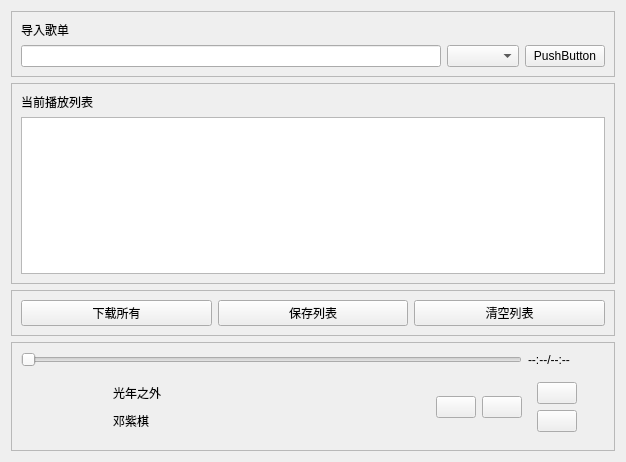
Before: the Qt Designer form Android/MDmusic/play.ui in zhaomangang/MusicDownland, drawn with Qt 5.
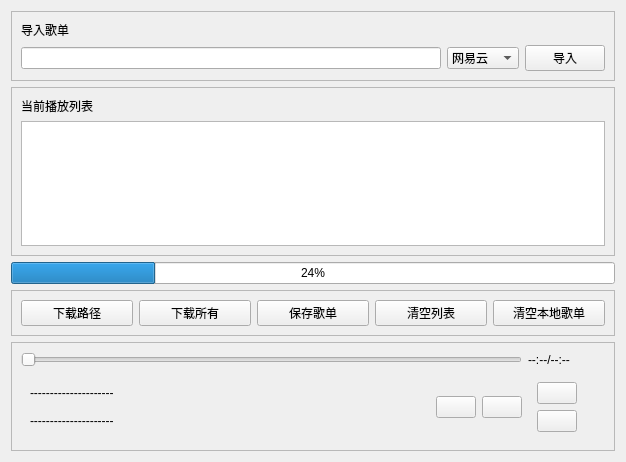
After: the same form once the commit is applied. Icons and pictures are not drawn.

What changed in the file:
```diff
--- a/Android/MDmusic/play.ui
+++ b/Android/MDmusic/play.ui
@@ -10,6 +10,12 @@
     <height>462</height>
    </rect>
   </property>
+  <property name="sizePolicy">
+   <sizepolicy hsizetype="Expanding" vsizetype="Expanding">
+    <horstretch>0</horstretch>
+    <verstretch>0</verstretch>
+   </sizepolicy>
+  </property>
   <property name="windowTitle">
    <string>Form</string>
   </property>
@@ -35,12 +41,28 @@
       <item row="1" column="2">
        <widget class="QPushButton" name="pushButton_2">
         <property name="text">
-         <string>PushButton</string>
+         <string>导入</string>
         </property>
        </widget>
       </item>
       <item row="1" column="1">
-       <widget class="QComboBox" name="comboBox"/>
+       <widget class="QComboBox" name="comboBox">
+        <item>
+         <property name="text">
+          <string>网易云</string>
+         </property>
+        </item>
+        <item>
+         <property name="text">
+          <string>QQ音乐</string>
+         </property>
+        </item>
+        <item>
+         <property name="text">
+          <string/>
+         </property>
+        </item>
+       </widget>
       </item>
       <item row="0" column="0">
        <widget class="QLabel" name="label">
@@ -117,8 +139,27 @@
      </layout>
     </widget>
    </item>
+   <item>
+    <widget class="QProgressBar" name="progressBar">
+     <property name="sizePolicy">
+      <sizepolicy hsizetype="Ignored" vsizetype="Fixed">
+       <horstretch>0</horstretch>
+       <verstretch>0</verstretch>
+      </sizepolicy>
+     </property>
+     <property name="value">
+      <number>24</number>
+     </property>
+    </widget>
+   </item>
    <item>
     <widget class="QFrame" name="frame_3">
+     <property name="sizePolicy">
+      <sizepolicy hsizetype="Minimum" vsizetype="Preferred">
+       <horstretch>0</horstretch>
+       <verstretch>0</verstretch>
+      </sizepolicy>
+     </property>
      <property name="frameShape">
       <enum>QFrame::StyledPanel</enum>
      </property>
@@ -126,24 +167,68 @@
       <enum>QFrame::Raised</enum>
      </property>
      <layout class="QGridLayout" name="gridLayout_3">
-      <item row="0" column="2">
+      <item row="0" column="3">
        <widget class="QPushButton" name="pushButton_5">
+        <property name="sizePolicy">
+         <sizepolicy hsizetype="Minimum" vsizetype="Fixed">
+          <horstretch>0</horstretch>
+          <verstretch>0</verstretch>
+         </sizepolicy>
+        </property>
         <property name="text">
          <string>清空列表</string>
         </property>
        </widget>
       </item>
-      <item row="0" column="0">
+      <item row="0" column="2">
+       <widget class="QPushButton" name="pushButton_7">
+        <property name="sizePolicy">
+         <sizepolicy hsizetype="Minimum" vsizetype="Fixed">
+          <horstretch>0</horstretch>
+          <verstretch>0</verstretch>
+         </sizepolicy>
+        </property>
+        <property name="text">
+         <string>保存歌单</string>
+        </property>
+       </widget>
+      </item>
+      <item row="0" column="1">
        <widget class="QPushButton" name="pushButton_6">
+        <property name="sizePolicy">
+         <sizepolicy hsizetype="Minimum" vsizetype="Fixed">
+          <horstretch>0</horstretch>
+          <verstretch>0</verstretch>
+         </sizepolicy>
+        </property>
         <property name="text">
          <string>下载所有</string>
         </property>
        </widget>
       </item>
-      <item row="0" column="1">
-       <widget class="QPushButton" name="pushButton_7">
+      <item row="0" column="4">
+       <widget class="QPushButton" name="pushButton_8">
+        <property name="sizePolicy">
+         <sizepolicy hsizetype="Minimum" vsizetype="Fixed">
+          <horstretch>0</horstretch>
+          <verstretch>0</verstretch>
+         </sizepolicy>
+        </property>
         <property name="text">
-         <string>保存列表</string>
+         <string>清空本地歌单</string>
+        </property>
+       </widget>
+      </item>
+      <item row="0" column="0">
+       <widget class="QPushButton" name="pushButton_9">
+        <property name="sizePolicy">
+         <sizepolicy hsizetype="Minimum" vsizetype="Fixed">
+          <horstretch>0</horstretch>
+          <verstretch>0</verstretch>
+         </sizepolicy>
+        </property>
+        <property name="text">
+         <string>下载路径</string>
         </property>
        </widget>
       </item>
@@ -153,7 +238,7 @@
    <item>
     <widget class="QFrame" name="frame_4">
      <property name="sizePolicy">
-      <sizepolicy hsizetype="Minimum" vsizetype="Minimum">
+      <sizepolicy hsizetype="Preferred" vsizetype="Minimum">
        <horstretch>0</horstretch>
        <verstretch>0</verstretch>
       </sizepolicy>
@@ -231,44 +316,6 @@
         </layout>
        </widget>
       </item>
-      <item row="2" column="1">
-       <widget class="QWidget" name="widget" native="true">
-        <property name="sizePolicy">
-         <sizepolicy hsizetype="Minimum" vsizetype="Minimum">
-          <horstretch>0</horstretch>
-          <verstretch>0</verstretch>
-         </sizepolicy>
-        </property>
-        <layout class="QVBoxLayout" name="verticalLayout_3">
-         <item>
-          <widget class="QLabel" name="name">
-           <property name="sizePolicy">
-            <sizepolicy hsizetype="Minimum" vsizetype="Minimum">
-             <horstretch>0</horstretch>
-             <verstretch>0</verstretch>
-            </sizepolicy>
-           </property>
-           <property name="text">
-            <string>光年之外</string>
-           </property>
-          </widget>
-         </item>
-         <item>
-          <widget class="QLabel" name="songer">
-           <property name="sizePolicy">
-            <sizepolicy hsizetype="Minimum" vsizetype="Minimum">
-             <horstretch>0</horstretch>
-             <verstretch>0</verstretch>
-            </sizepolicy>
-           </property>
-           <property name="text">
-            <string>邓紫棋</string>
-           </property>
-          </widget>
-         </item>
-        </layout>
-       </widget>
-      </item>
       <item row="2" column="6">
        <widget class="QPushButton" name="pushButton">
         <property name="sizePolicy">
@@ -315,6 +362,44 @@
         </property>
        </widget>
       </item>
+      <item row="2" column="0" colspan="4">
+       <widget class="QWidget" name="widget" native="true">
+        <property name="sizePolicy">
+         <sizepolicy hsizetype="Ignored" vsizetype="Minimum">
+          <horstretch>0</horstretch>
+          <verstretch>0</verstretch>
+         </sizepolicy>
+        </property>
+        <layout class="QVBoxLayout" name="verticalLayout_3">
+         <item>
+          <widget class="QLabel" name="name">
+           <property name="sizePolicy">
+            <sizepolicy hsizetype="Ignored" vsizetype="Minimum">
+             <horstretch>0</horstretch>
+             <verstretch>0</verstretch>
+            </sizepolicy>
+           </property>
+           <property name="text">
+            <string>---------------------</string>
+           </property>
+          </widget>
+         </item>
+         <item>
+          <widget class="QLabel" name="songer">
+           <property name="sizePolicy">
+            <sizepolicy hsizetype="Ignored" vsizetype="Minimum">
+             <horstretch>0</horstretch>
+             <verstretch>0</verstretch>
+            </sizepolicy>
+           </property>
+           <property name="text">
+            <string>---------------------</string>
+           </property>
+          </widget>
+         </item>
+        </layout>
+       </widget>
+      </item>
      </layout>
     </widget>
    </item>
```
